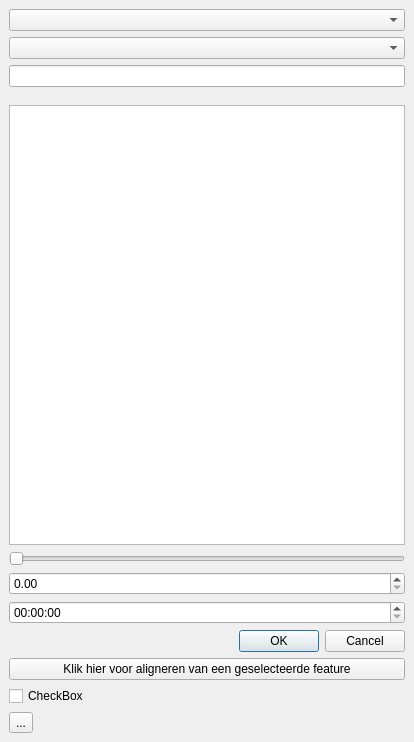
The window that plugin/brdrq/brdrq_dockwidget.ui (OnroerendErfgoed/brdrQ) describes before a commit, drawn with Qt 5.
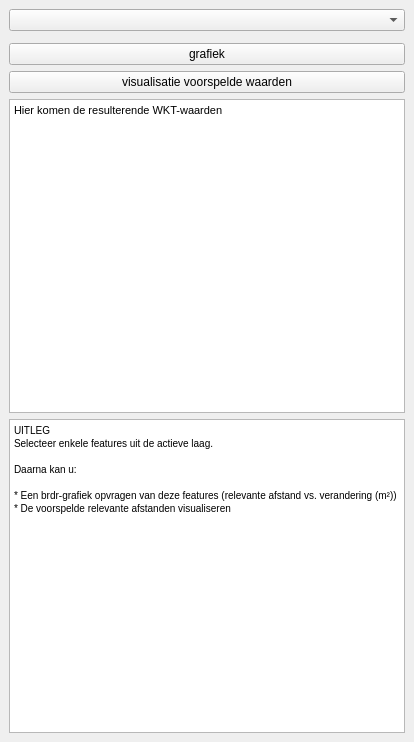
The same window after the commit. Custom widgets are drawn as their Qt base class.

Commit message: updated poc version of brdrQ plugin

Diff of the .ui file:
```diff
--- a/plugin/brdrq/brdrq_dockwidget.ui
+++ b/plugin/brdrq/brdrq_dockwidget.ui
@@ -15,69 +15,58 @@
   </property>
   <widget class="QWidget" name="dockWidgetContents">
    <layout class="QGridLayout" name="gridLayout">
-    <item row="6" column="4">
-     <widget class="QGraphicsView" name="graphicsView"/>
+    <item row="6" column="1">
+     <widget class="QTextBrowser" name="textBrowser">
+      <property name="html">
+       <string>&lt;!DOCTYPE HTML PUBLIC &quot;-//W3C//DTD HTML 4.0//EN&quot; &quot;http://www.w3.org/TR/REC-html40/strict.dtd&quot;&gt;
+&lt;html&gt;&lt;head&gt;&lt;meta name=&quot;qrichtext&quot; content=&quot;1&quot; /&gt;&lt;style type=&quot;text/css&quot;&gt;
+p, li { white-space: pre-wrap; }
+&lt;/style&gt;&lt;/head&gt;&lt;body style=&quot; font-family:'MS Shell Dlg 2'; font-size:7.8pt; font-weight:400; font-style:normal;&quot;&gt;
+&lt;p style=&quot; margin-top:0px; margin-bottom:0px; margin-left:0px; margin-right:0px; -qt-block-indent:0; text-indent:0px;&quot;&gt;UITLEG&lt;/p&gt;
+&lt;p style=&quot; margin-top:0px; margin-bottom:0px; margin-left:0px; margin-right:0px; -qt-block-indent:0; text-indent:0px;&quot;&gt;Selecteer enkele features uit de actieve laag.&lt;/p&gt;
+&lt;p style=&quot;-qt-paragraph-type:empty; margin-top:0px; margin-bottom:0px; margin-left:0px; margin-right:0px; -qt-block-indent:0; text-indent:0px;&quot;&gt;&lt;br /&gt;&lt;/p&gt;
+&lt;p style=&quot; margin-top:0px; margin-bottom:0px; margin-left:0px; margin-right:0px; -qt-block-indent:0; text-indent:0px;&quot;&gt;Daarna kan u:&lt;/p&gt;
+&lt;p style=&quot;-qt-paragraph-type:empty; margin-top:0px; margin-bottom:0px; margin-left:0px; margin-right:0px; -qt-block-indent:0; text-indent:0px;&quot;&gt;&lt;br /&gt;&lt;/p&gt;
+&lt;p style=&quot; margin-top:0px; margin-bottom:0px; margin-left:0px; margin-right:0px; -qt-block-indent:0; text-indent:0px;&quot;&gt;* Een brdr-grafiek opvragen van deze features (relevante afstand vs. verandering (m²))&lt;/p&gt;
+&lt;p style=&quot; margin-top:0px; margin-bottom:0px; margin-left:0px; margin-right:0px; -qt-block-indent:0; text-indent:0px;&quot;&gt;* De voorspelde relevante afstanden visualiseren&lt;/p&gt;&lt;/body&gt;&lt;/html&gt;</string>
+      </property>
+     </widget>
     </item>
-    <item row="12" column="4">
-     <widget class="QPushButton" name="pushButton">
+    <item row="3" column="1">
+     <widget class="QPushButton" name="pushButton_grafiek">
       <property name="text">
-       <string>Klik hier voor aligneren van een geselecteerde feature</string>
+       <string>grafiek</string>
       </property>
      </widget>
     </item>
-    <item row="15" column="4">
-     <widget class="QToolButton" name="toolButton">
+    <item row="4" column="1">
+     <widget class="QPushButton" name="pushButton_visualisatie">
       <property name="text">
-       <string>...</string>
+       <string>visualisatie voorspelde waarden</string>
       </property>
      </widget>
     </item>
-    <item row="2" column="4">
-     <widget class="QgsFilterLineEdit" name="mLineEdit">
-      <property name="qgisRelation" stdset="0">
-       <string notr="true"/>
+    <item row="1" column="1">
+     <widget class="QgsFeaturePickerWidget" name="mFeaturePickerWidget">
+      <property name="displayExpression">
+       <string>aanduid_id</string>
       </property>
      </widget>
     </item>
-    <item row="10" column="4">
-     <widget class="QTimeEdit" name="timeEdit"/>
-    </item>
-    <item row="9" column="4">
-     <widget class="QDoubleSpinBox" name="doubleSpinBox"/>
-    </item>
-    <item row="4" column="4">
-     <widget class="QgsFeaturePickerWidget" name="mFeaturePickerWidget"/>
-    </item>
-    <item row="1" column="4">
-     <widget class="QgsFieldComboBox" name="mFieldComboBox"/>
-    </item>
-    <item row="13" column="4">
-     <widget class="QCheckBox" name="checkBox">
-      <property name="text">
-       <string>CheckBox</string>
+    <item row="5" column="1">
+     <widget class="QTextEdit" name="textEdit_output">
+      <property name="html">
+       <string>&lt;!DOCTYPE HTML PUBLIC &quot;-//W3C//DTD HTML 4.0//EN&quot; &quot;http://www.w3.org/TR/REC-html40/strict.dtd&quot;&gt;
+&lt;html&gt;&lt;head&gt;&lt;meta name=&quot;qrichtext&quot; content=&quot;1&quot; /&gt;&lt;style type=&quot;text/css&quot;&gt;
+p, li { white-space: pre-wrap; }
+&lt;/style&gt;&lt;/head&gt;&lt;body style=&quot; font-family:'MS Shell Dlg 2'; font-size:7.8pt; font-weight:400; font-style:normal;&quot;&gt;
+&lt;p style=&quot; margin-top:0px; margin-bottom:0px; margin-left:0px; margin-right:0px; -qt-block-indent:0; text-indent:0px;&quot;&gt;&lt;span style=&quot; font-size:8pt;&quot;&gt;Hier komen de resulterende WKT-waarden&lt;/span&gt;&lt;/p&gt;&lt;/body&gt;&lt;/html&gt;</string>
       </property>
      </widget>
     </item>
-    <item row="5" column="4">
-     <widget class="QgsFileWidget" name="mQgsFileWidget"/>
-    </item>
-    <item row="0" column="4">
+    <item row="0" column="1">
      <widget class="QgsMapLayerComboBox" name="mMapLayerComboBox"/>
     </item>
-    <item row="11" column="4">
-     <widget class="QDialogButtonBox" name="buttonBox">
-      <property name="standardButtons">
-       <set>QDialogButtonBox::Cancel|QDialogButtonBox::Ok</set>
-      </property>
-     </widget>
-    </item>
-    <item row="8" column="4">
-     <widget class="QSlider" name="horizontalSlider">
-      <property name="orientation">
-       <enum>Qt::Horizontal</enum>
-      </property>
-     </widget>
-    </item>
    </layout>
   </widget>
  </widget>
@@ -87,21 +76,6 @@
    <extends>QWidget</extends>
    <header>qgsfeaturepickerwidget.h</header>
   </customwidget>
-  <customwidget>
-   <class>QgsFieldComboBox</class>
-   <extends>QComboBox</extends>
-   <header>qgsfieldcombobox.h</header>
-  </customwidget>
-  <customwidget>
-   <class>QgsFileWidget</class>
-   <extends>QWidget</extends>
-   <header>qgsfilewidget.h</header>
-  </customwidget>
-  <customwidget>
-   <class>QgsFilterLineEdit</class>
-   <extends>QLineEdit</extends>
-   <header>qgsfilterlineedit.h</header>
-  </customwidget>
   <customwidget>
    <class>QgsMapLayerComboBox</class>
    <extends>QComboBox</extends>
```
The commit also changes 3 other files.
